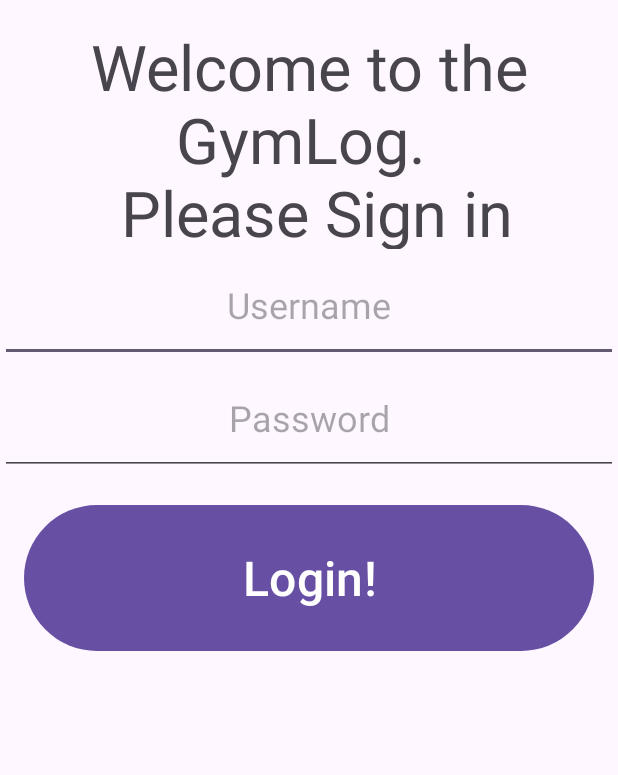
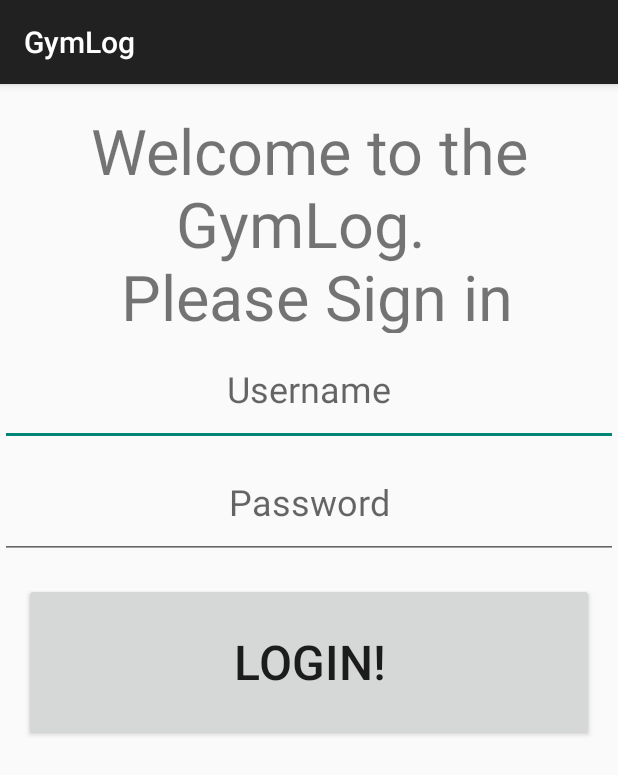
Before and after one commit to Strawberry64/GymLog, an Android app: the screen it shows after launch (LogInActivity), on a phone screen of 412 x 824 dp. Shown: the top 775 px of the screen. Run offline under Robolectric (Android 15) with nearby library versions, the phone set to English and light mode, and no system bars; our stand-ins replace Room's generated code.

Commit message:
Added Top Menu and added logout button functionality

```diff
--- a/app/src/main/AndroidManifest.xml
+++ b/app/src/main/AndroidManifest.xml
@@ -10,7 +10,7 @@
         android:label="@string/app_name"
         android:roundIcon="@mipmap/ic_launcher_round"
         android:supportsRtl="true"
-        android:theme="@style/Theme.GymLog"
+        android:theme="@style/Theme.AppCompat.DayNight.DarkActionBar"
         tools:targetApi="31">
         <activity
             android:name=".LogInActivity"
--- a/app/src/main/java/com/example/gymlog/MainActivity.java
+++ b/app/src/main/java/com/example/gymlog/MainActivity.java
@@ -1,14 +1,19 @@
 package com.example.gymlog;
 
 import android.content.Context;
+import android.content.DialogInterface;
 import android.content.Intent;
 import android.os.Bundle;
 import android.text.method.ScrollingMovementMethod;
 import android.util.Log;
+import android.view.Menu;
+import android.view.MenuInflater;
+import android.view.MenuItem;
 import android.view.View;
 import android.widget.Toast;
 
 import androidx.activity.EdgeToEdge;
+import androidx.appcompat.app.AlertDialog;
 import androidx.appcompat.app.AppCompatActivity;
 import androidx.core.graphics.Insets;
 import androidx.core.view.ViewCompat;
@@ -16,6 +21,7 @@ import androidx.core.view.WindowInsetsCompat;
 
 import com.example.gymlog.database.GymLogRepository;
 import com.example.gymlog.database.entities.GymLog;
+import com.example.gymlog.database.entities.User;
 import com.example.gymlog.databinding.ActivityMainBinding;
 
 import java.util.ArrayList;
@@ -32,6 +38,8 @@ public class MainActivity extends AppCompatActivity {
 
     int loggedInUserId = -1;
 
+    private User user;
+
     //TODO add login informqation
 
     int mReps = 0;
@@ -43,6 +51,9 @@ public class MainActivity extends AppCompatActivity {
         setContentView(binding.getRoot());
 
         loginUser();
+
+        invalidateOptionsMenu();
+
 
         if(loggedInUserId == -1){
             Intent intent = LogInActivity.loginIntentFactory(getApplicationContext());
@@ -74,10 +85,67 @@ public class MainActivity extends AppCompatActivity {
 
     }
 
+
+
+
     private void loginUser() {
-        //TODO create log in method
+        //TODO make log in funcitonal
+        user = new User("Alex", "password");
         loggedInUserId = getIntent().getIntExtra(MAIN_ACTIVITY_USER_ID, -1);
 
+    }
+
+    @Override
+    public boolean onCreateOptionsMenu(Menu menu) {
+        MenuInflater inflater = getMenuInflater();
+        inflater.inflate(R.menu.logout_menu, menu);
+        return true;
+    }
+
+    @Override
+    public boolean onPrepareOptionsMenu(Menu menu) {
+        MenuItem item = menu.findItem(R.id.logoutMenuItem);
+        item.setVisible(true);
+        //TODO get username from the user parameter
+        item.setTitle(user.getUsername());
+        item.setOnMenuItemClickListener(new MenuItem.OnMenuItemClickListener() {
+            @Override
+            public boolean onMenuItemClick(MenuItem item) {
+
+//                Toast.makeText(MainActivity.this, "Loggout to be implemented", Toast.LENGTH_SHORT).show();
+                //startActivity(LogInActivity.loginIntentFactory(getApplicationContext()));
+
+                showLogoutDialog();
+
+                return true;
+            }
+        });
+        return true;
+    }
+
+    private void showLogoutDialog() {
+        AlertDialog.Builder alertBuilder = new AlertDialog.Builder(MainActivity.this);
+        final AlertDialog alertDialog = alertBuilder.create();
+        alertDialog.setMessage("Logout?");
+        alertBuilder.setPositiveButton("Logout", new DialogInterface.OnClickListener() {
+            @Override
+            public void onClick(DialogInterface dialog, int which) {
+                logout();
+            }
+        });
+        alertBuilder.setNegativeButton("Cancel", new DialogInterface.OnClickListener() {
+            @Override
+            public void onClick(DialogInterface dialog, int which) {
+                alertDialog.dismiss();
+            }
+        });
+        alertBuilder.create().show();
+    }
+
+
+    private void logout() {
+        //TODO finish logout method
+        startActivity(LogInActivity.loginIntentFactory(getApplicationContext()));
     }
 
     static Intent mainActivityIntentFactory(Context context, int userId){
--- a/app/src/main/res/layout/activity_log_in.xml
+++ b/app/src/main/res/layout/activity_log_in.xml
@@ -10,6 +10,7 @@
     <TextView
         android:layout_width="match_parent"
         android:layout_height="150dip"
+        android:layout_marginBottom="24dip"
         android:id="@+id/titleLoginTextView"
         android:textSize="42sp"
         android:text="@string/welcome_to_the_gymlog_n_please_sign_in"
--- /dev/null
+++ b/app/src/main/res/menu/logout_menu.xml
@@ -0,0 +1,9 @@
+<?xml version="1.0" encoding="utf-8"?>
+<menu xmlns:android="http://schemas.android.com/apk/res/android"
+    xmlns:app="http://schemas.android.com/apk/res-auto">
+
+    <item
+        android:id="@+id/logoutMenuItem"
+        android:title="LOGGED In"
+        app:showAsAction="ifRoom"/>
+</menu>
```
